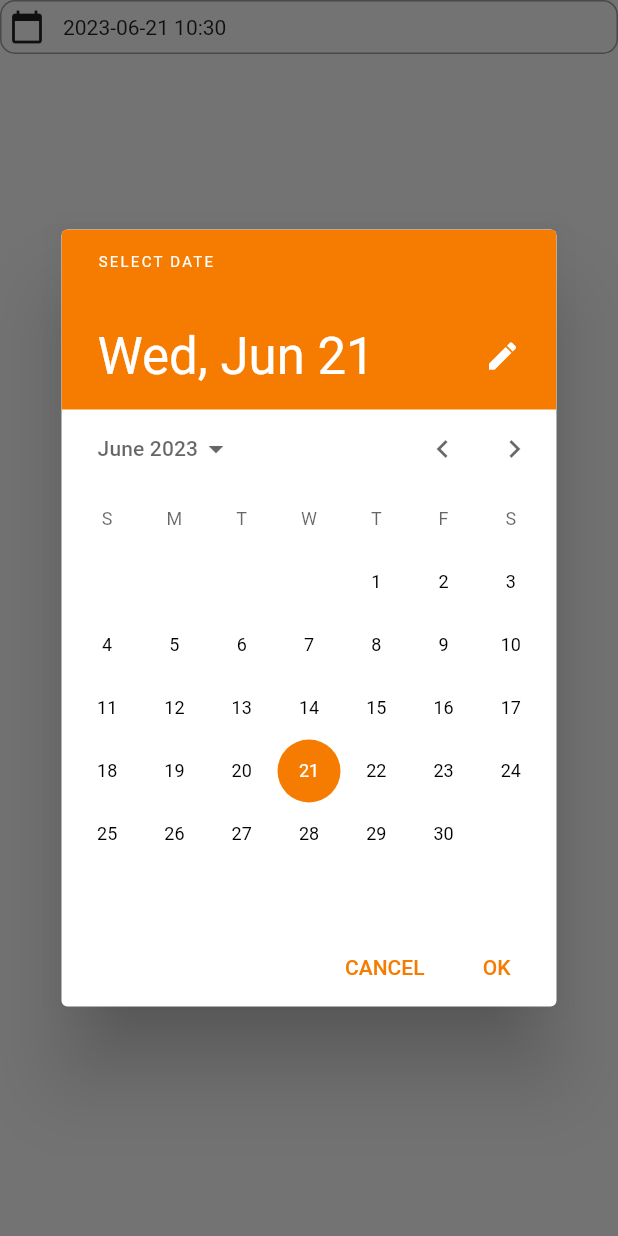
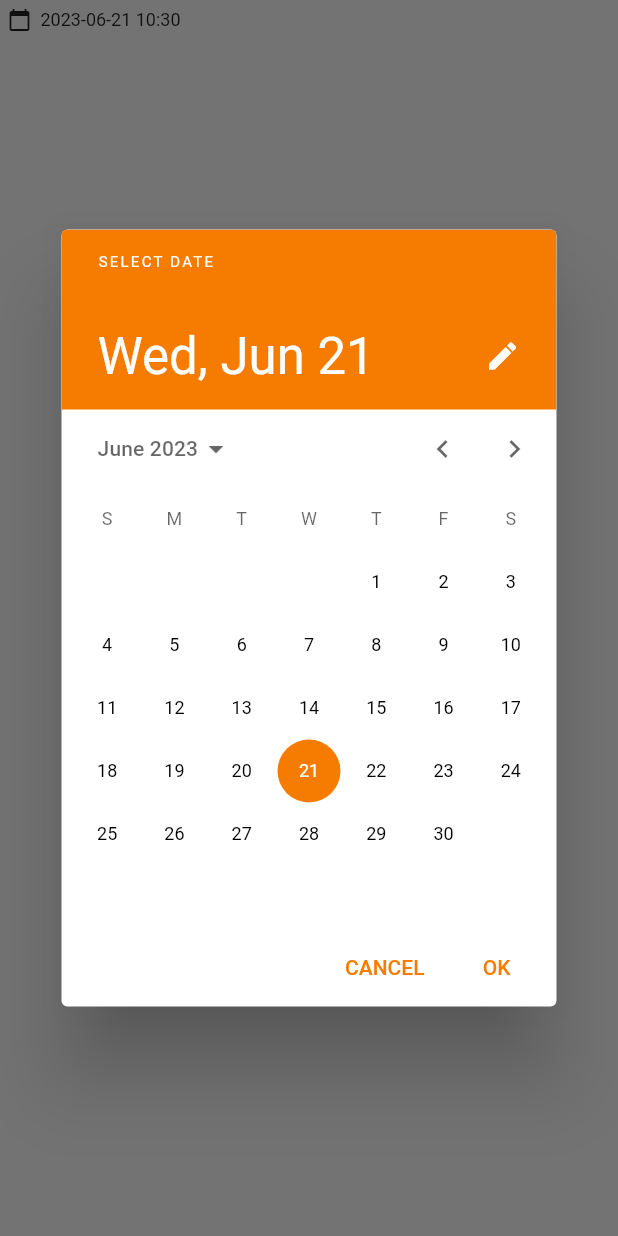
Before and after one commit to artsod/lets_meet, a Flutter app: the DateTimePicker widget shown alone on an empty page, opened directly with empty values, after a tap on an icon or button, on a phone screen of 412 x 824 dp. Run offline on Flutter 3.47's test engine with Material 2 defaults, Android fonts, the phone set to English and light mode, and no system bars; our stand-ins replace contacts_service, csv, google_maps_flutter, numberpicker, permission_handler; missing offline and left inert: google_maps_flutter_platform_interface, google_maps_webservice, maps_toolkit; statements that could not run were skipped.

```diff
--- a/lib/src/screens/organize_meeting_screen.dart
+++ b/lib/src/screens/organize_meeting_screen.dart
@@ -1,9 +1,10 @@
 import 'package:flutter/material.dart';
 import 'package:google_maps_webservice/places.dart';
-import 'package:intl/intl.dart';
 import '../widgets/duration_picker.dart';
+import '../widgets/date_time_picker.dart';
 import '../screens/contacts_screen.dart';
 import '../model/contact.dart';
+import '../api/api_groups.dart';
 
 
 class OrganizeMeeting extends StatefulWidget {
@@ -25,6 +26,8 @@ class _OrganizeMeetingState extends State<OrganizeMeeting> {
   DateTime _selectedDateTime = DateTime.now();
   Duration _duration = const Duration();
   List<Contact> _contactsList = [];
+  List<Contact> _contactsInMeeting = [];
+  List<Group> _groupsInMeeting = [];
 
   @override
   Widget build(BuildContext context) {
@@ -35,7 +38,6 @@ class _OrganizeMeetingState extends State<OrganizeMeeting> {
           child: Column(
             crossAxisAlignment: CrossAxisAlignment.start,
             children: [
-              /*2*/
               Container(
                 padding: const EdgeInsets.only(bottom: 8),
                 child: Text(
@@ -142,8 +144,8 @@ class _OrganizeMeetingState extends State<OrganizeMeeting> {
       );
 /*
       if (selectedContacts != null && selectedContacts.isNotEmpty) {
-        //##Tutaj wstawić logikę dodawania kontaktu do grupy w back-endzie
-        groupContact.addContactToGroup();
+        //##Tutaj wstawić logikę dodawania ludzi do spotkania w back-endzie
+        //##.addContactToMeeting();
         setState(() {
           _groupContactsList.addAll(selectedContacts);
         });
@@ -163,6 +165,7 @@ class _OrganizeMeetingState extends State<OrganizeMeeting> {
                 ),
               ]
           ),
+          const SizedBox(height: 10),
           Row(
             children: [
               ElevatedButton(
@@ -177,10 +180,26 @@ class _OrganizeMeetingState extends State<OrganizeMeeting> {
               const Text('People you have selected'),
             ],
           ),
+          Row(
+            children: [
+              ElevatedButton(
+                  style: ButtonStyle(
+                    backgroundColor: MaterialStateProperty.all<Color>(color),
+                  ),
+                  onPressed: () {
+                    //navigateToAddGroups([]);
+                  },
+                  child: const Text('Select groups', style: TextStyle(fontSize: 10))
+              ),
+              const Text('Groups you have selected'),
+            ],
+          ),
         ],
     );
 
-    Widget buttonSection = Row(
+    Widget buttonSection = Align(
+      alignment: Alignment.bottomCenter,
+      child:Row(
         mainAxisAlignment: MainAxisAlignment.spaceEvenly,
         children: [
           const SizedBox(width: 20),
@@ -196,7 +215,8 @@ class _OrganizeMeetingState extends State<OrganizeMeeting> {
             ),
           ),
           const SizedBox(width: 20),
-        Expanded(child:
+          Expanded(
+            child:
             ElevatedButton(
                 style: ButtonStyle(
                   backgroundColor: MaterialStateProperty.all<Color>(Colors.grey),
@@ -207,6 +227,7 @@ class _OrganizeMeetingState extends State<OrganizeMeeting> {
           ),
           const SizedBox(width: 20),
         ],
+      ),
     );
 
     return Scaffold(
@@ -215,140 +236,37 @@ class _OrganizeMeetingState extends State<OrganizeMeeting> {
         backgroundColor: color,
       ),
       body: Column(
+        children: [
+          Expanded(
+            child: SingleChildScrollView(
+              child: Column(
                 mainAxisAlignment: MainAxisAlignment.start,
                 children: [
-          Image.network('https://maps.googleapis.com/maps/api/place/photo?maxwidth=600&photo_reference=${place.photos.first.photoReference}&key=AIzaSyDWBhV1GqMnWxUjMDHiGHLNqvuthU8nUcE',
-            width:600,
+                  Image.network('https://maps.googleapis.com/maps/api/place/photo?maxwidth=500&photo_reference=${place.photos.first.photoReference}&key=AIzaSyDWBhV1GqMnWxUjMDHiGHLNqvuthU8nUcE',
+                    width:500,
                     height:240,
                     fit: BoxFit.cover,
                   ),
                   Container(
-            padding: const EdgeInsets.all(32),
+                    padding: const EdgeInsets.all(24),
                     child: Column(
                       children: [
                         titleSection,
                         switchSection,
                         timeSection,
                         durationSection,
+                        const SizedBox(height: 10),
                         contactsSection,
-                buttonSection,
                       ],
                     ),
                   ),
                 ],
               ),
+            ),
+          ),
+          buttonSection,
+        ],
+      ),
     );
   }
 }
-
-class DateTimePicker extends StatefulWidget {
-  final Function(DateTime) onChanged;
-
-  const DateTimePicker({Key? key, required this.onChanged}) : super(key: key);
-
-  @override
-  _DateTimePickerState createState() => _DateTimePickerState();
-}
-
-class _DateTimePickerState extends State<DateTimePicker> {
-  late DateTime _dateTime;
-  final Color _color=Colors.orange.shade700;
-  //Locale myLocale = Localizations.localeOf(this.context); //Implement later
-
-  @override
-  void initState() {
-    super.initState();
-    _dateTime = DateTime.now();
-  }
-
-  @override
-  Widget build(BuildContext context) {
-    return InkWell(
-      onTap: _showDateTimePicker,
-      child: Container(
-        padding: const EdgeInsets.all(5),
-        decoration: BoxDecoration(
-          border: Border.all(color: Colors.grey),
-          borderRadius: BorderRadius.circular(10),
-        ),
-        child: Row(
-          children: [
-            const Icon(Icons.calendar_today),
-            const SizedBox(width: 12),
-            Text(_formatDateTime(_dateTime)),
-          ],
-        ),
-      ),
-    );
-  }
-
-  Future<void> _showDateTimePicker() async {
-    final date = await showDatePicker(
-      context: context,
-      initialDate: _dateTime,
-      firstDate: DateTime(2023),
-      lastDate: DateTime(2030),
-      builder: (context, child) {
-        return Theme(
-          data: Theme.of(context).copyWith(
-            colorScheme: ColorScheme.light(
-              primary: _color, // <-- SEE HERE
-            ),
-            textButtonTheme: TextButtonThemeData(
-              style: TextButton.styleFrom(
-                foregroundColor: _color, // button text color
-              ),
-            ),
-          ),
-          child: child!,
-        );
-      }
-    );
-    if (date != null) {
-      final time = await showTimePicker(
-        context: context,
-        initialTime: TimeOfDay.fromDateTime(_dateTime),
-        //Find a way to merge those two builders to format time picker
-        /*builder: (context, child) {
-          return Theme(
-            data: Theme.of(context).copyWith(
-              colorScheme: ColorScheme.light(
-                primary: _color, // <-- SEE HERE
-              ),
-              textButtonTheme: TextButtonThemeData(
-                style: TextButton.styleFrom(
-                  foregroundColor: _color, // button text color
-                ),
-              ),
-            ),
-            child: child!,
-          );
-        },*/
-        builder: (BuildContext context, Widget? child) {
-          return MediaQuery(
-            data: MediaQuery.of(context).copyWith(alwaysUse24HourFormat: true),
-            child: child!,
-          );
-        }
-      );
-      if (time != null) {
-        final dateTime = DateTime(
-          date.year,
-          date.month,
-          date.day,
-          time.hour,
-          time.minute,
-        );
-        setState(() {
-          _dateTime = dateTime;
-        });
-        widget.onChanged(dateTime);
-      }
-    }
-  }
-
-  String _formatDateTime(DateTime dateTime) {
-    //return DateFormat.yMd(myLocale.languageCode).format(now) //Implement later
-    return DateFormat('yyyy-MM-dd HH:mm').format(dateTime);
-  }
-}
--- /dev/null
+++ b/lib/src/widgets/date_time_picker.dart
@@ -0,0 +1,114 @@
+import 'package:flutter/material.dart';
+import 'package:intl/intl.dart';
+
+class DateTimePicker extends StatefulWidget {
+  final Function(DateTime) onChanged;
+
+  const DateTimePicker({super.key, required this.onChanged});
+
+  @override
+  _DateTimePickerState createState() => _DateTimePickerState();
+}
+
+class _DateTimePickerState extends State<DateTimePicker> {
+  late DateTime _dateTime;
+  final Color _color=Colors.orange.shade700;
+  //Locale myLocale = Localizations.localeOf(this.context); //Implement later
+
+  @override
+  void initState() {
+    super.initState();
+    _dateTime = DateTime.now();
+  }
+
+  @override
+  Widget build(BuildContext context) {
+    return InkWell(
+      onTap: _showDateTimePicker,
+      child: Container(
+        padding: const EdgeInsets.all(5),
+        decoration: BoxDecoration(
+          //border: Border.all(color: Colors.grey),
+          //borderRadius: BorderRadius.circular(10),
+        ),
+        child: Row(
+          children: [
+            Icon(Icons.calendar_today, size: 16),
+            const SizedBox(width: 6),
+            Text(_formatDateTime(_dateTime), style: const TextStyle(fontSize: 12)),
+          ],
+        ),
+      ),
+    );
+  }
+
+  Future<void> _showDateTimePicker() async {
+    final date = await showDatePicker(
+        context: context,
+        initialDate: _dateTime,
+        firstDate: DateTime(2023),
+        lastDate: DateTime(2030),
+        builder: (context, child) {
+          return Theme(
+            data: Theme.of(context).copyWith(
+              colorScheme: ColorScheme.light(
+                primary: _color, //
+              ),
+              textButtonTheme: TextButtonThemeData(
+                style: TextButton.styleFrom(
+                  foregroundColor: _color, // button text color
+                ),
+              ),
+            ),
+            child: child!,
+          );
+        }
+    );
+    if (date != null) {
+      final time = await showTimePicker(
+          context: context,
+          initialTime: TimeOfDay.fromDateTime(_dateTime),
+          //Find a way to merge those two builders to format time picker
+          /*builder: (context, child) {
+          return Theme(
+            data: Theme.of(context).copyWith(
+              colorScheme: ColorScheme.light(
+                primary: _color, // <-- SEE HERE
+              ),
+              textButtonTheme: TextButtonThemeData(
+                style: TextButton.styleFrom(
+                  foregroundColor: _color, // button text color
+                ),
+              ),
+            ),
+            child: child!,
+          );
+        },*/
+          builder: (BuildContext context, Widget? child) {
+            return MediaQuery(
+              data: MediaQuery.of(context).copyWith(alwaysUse24HourFormat: true),
+              child: child!,
+            );
+          }
+      );
+      if (time != null) {
+        final dateTime = DateTime(
+          date.year,
+          date.month,
+          date.day,
+          time.hour,
+          time.minute,
+        );
+        setState(() {
+          _dateTime = dateTime;
+        });
+        widget.onChanged(dateTime);
+      }
+    }
+  }
+
+  String _formatDateTime(DateTime dateTime) {
+    //return DateFormat.yMd(myLocale.languageCode).format(now) //Implement later
+    return DateFormat('yyyy-MM-dd HH:mm').format(dateTime);
+  }
+}
--- a/pubspec.yaml
+++ b/pubspec.yaml
@@ -50,6 +50,7 @@ dependencies:
   path_provider: 2.0.15
   contacts_service: 0.6.3
   permission_handler: 10.3.0
+  numberpicker: 2.1.2
 
   # The following adds the Cupertino Icons font to your application.
   # Use with the CupertinoIcons class for iOS style icons.
```
Also changed, not shown: lib/src/screens/contacts_screen.dart (+12 -4 lines), lib/src/screens/meetings_screen.dart (deleted, +0 -14 lines), lib/src/widgets/duration_picker.dart (+79 -14 lines), pubspec.lock. Lines whose indentation alone changed are shown as unchanged.
